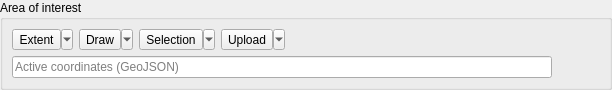
planetlabs/qgis-planet-plugin, file planet_explorer/ui/pe_aoi_filter_base.ui: the form before one commit.
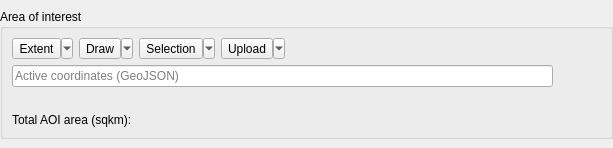
The form after the commit. Icons and pictures are not drawn. Custom widgets are drawn as their Qt base class.

Commit message: added function to handle calculations of the current aoi area in square kilometers

Patch:
```diff
--- a/planet_explorer/ui/pe_aoi_filter_base.ui
+++ b/planet_explorer/ui/pe_aoi_filter_base.ui
@@ -6,8 +6,8 @@
    <rect>
     <x>0</x>
     <y>0</y>
-    <width>612</width>
-    <height>85</height>
+    <width>613</width>
+    <height>148</height>
    </rect>
   </property>
   <property name="sizePolicy">
@@ -269,6 +269,26 @@
         </layout>
        </widget>
       </item>
+      <item>
+       <spacer name="horizontalSpacer_2">
+        <property name="orientation">
+         <enum>Qt::Horizontal</enum>
+        </property>
+        <property name="sizeHint" stdset="0">
+         <size>
+          <width>40</width>
+          <height>20</height>
+         </size>
+        </property>
+       </spacer>
+      </item>
+      <item>
+       <widget class="QLabel" name="laAOISize">
+        <property name="text">
+         <string>Total AOI area (sqkm):</string>
+        </property>
+       </widget>
+      </item>
      </layout>
     </widget>
    </item>
```
The commit also changes 1 other file.
